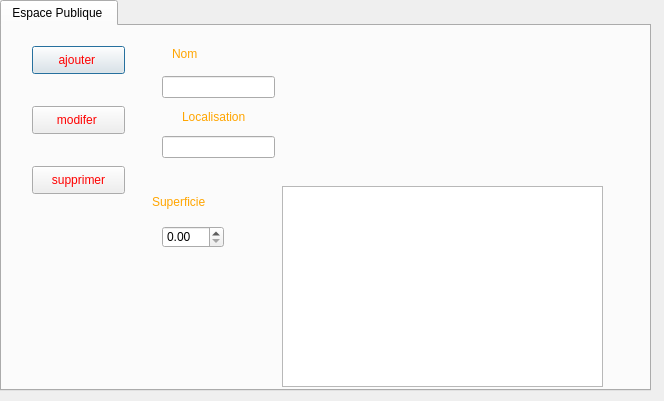
Qt form bouton_espace.ui (Ahmedturki7777/Smart_Municipality2A4) before a commit.
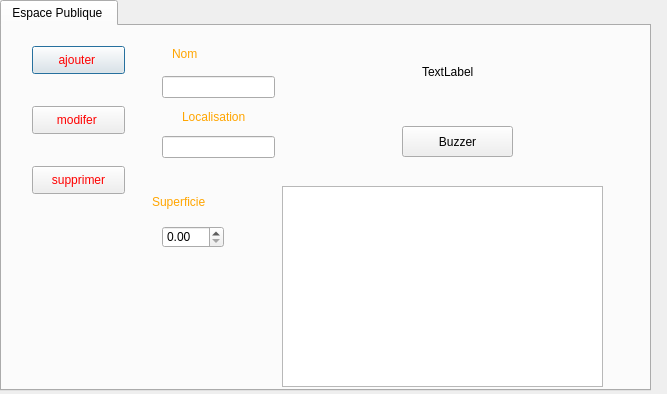
The same form after that commit.

The edit to the form file:
```diff
--- a/bouton_espace.ui
+++ b/bouton_espace.ui
@@ -6,8 +6,8 @@
    <rect>
     <x>0</x>
     <y>0</y>
-    <width>664</width>
-    <height>401</height>
+    <width>667</width>
+    <height>394</height>
    </rect>
   </property>
   <property name="windowTitle">
@@ -165,6 +165,32 @@
       <string>Superficie</string>
      </property>
     </widget>
+    <widget class="QLabel" name="label_arduino">
+     <property name="geometry">
+      <rect>
+       <x>420</x>
+       <y>20</y>
+       <width>151</width>
+       <height>51</height>
+      </rect>
+     </property>
+     <property name="text">
+      <string>TextLabel</string>
+     </property>
+    </widget>
+    <widget class="QPushButton" name="pushButton">
+     <property name="geometry">
+      <rect>
+       <x>400</x>
+       <y>100</y>
+       <width>111</width>
+       <height>31</height>
+      </rect>
+     </property>
+     <property name="text">
+      <string>Buzzer</string>
+     </property>
+    </widget>
    </widget>
   </widget>
   <widget class="QLabel" name="label_3">
```
